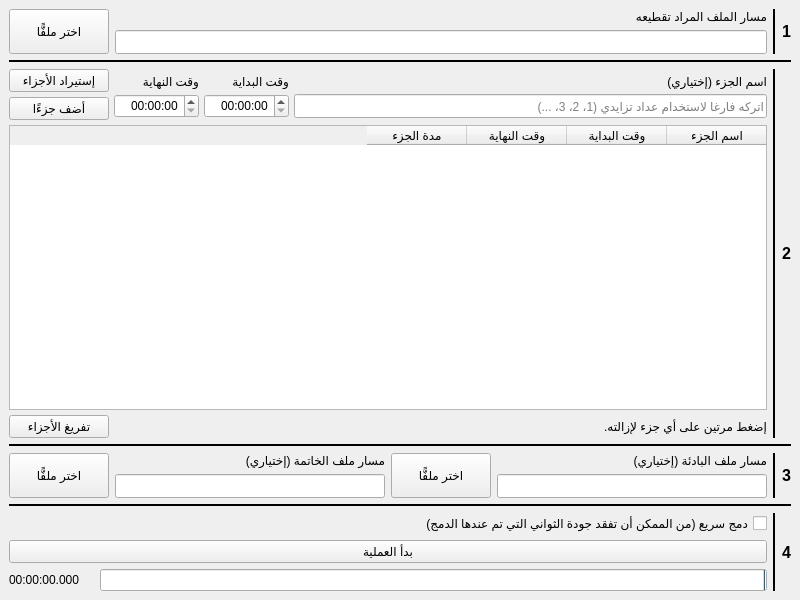
This is windows/main_window.ui in ieasybooks/taqtie as Qt 5 draws it before an edit. The edited form follows.
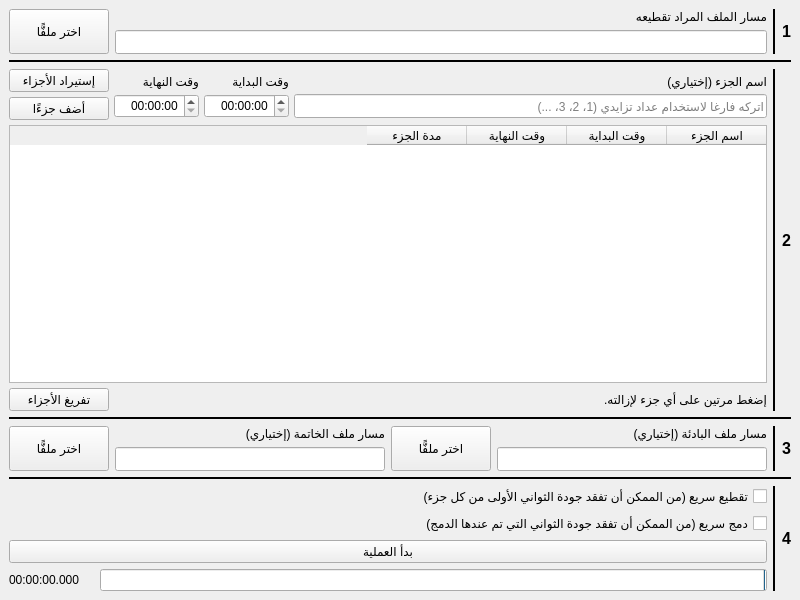
This is the edited form.

The edit to the form file:
```diff
--- a/windows/main_window.ui
+++ b/windows/main_window.ui
@@ -712,6 +712,25 @@
        <layout class="QVBoxLayout" name="verticalLayout_6">
         <item>
          <layout class="QVBoxLayout" name="verticalLayout_11">
+          <item>
+           <widget class="QCheckBox" name="quickCut">
+            <property name="sizePolicy">
+             <sizepolicy hsizetype="Minimum" vsizetype="Minimum">
+              <horstretch>0</horstretch>
+              <verstretch>0</verstretch>
+             </sizepolicy>
+            </property>
+            <property name="focusPolicy">
+             <enum>Qt::NoFocus</enum>
+            </property>
+            <property name="layoutDirection">
+             <enum>Qt::RightToLeft</enum>
+            </property>
+            <property name="text">
+             <string>تقطيع سريع (من الممكن أن تفقد جودة الثواني الأولى من كل جزء)</string>
+            </property>
+           </widget>
+          </item>
           <item>
            <widget class="QCheckBox" name="quickMerge">
             <property name="sizePolicy">
```
Left out of the diff: 2 changed lines with no effect on the pictures.
